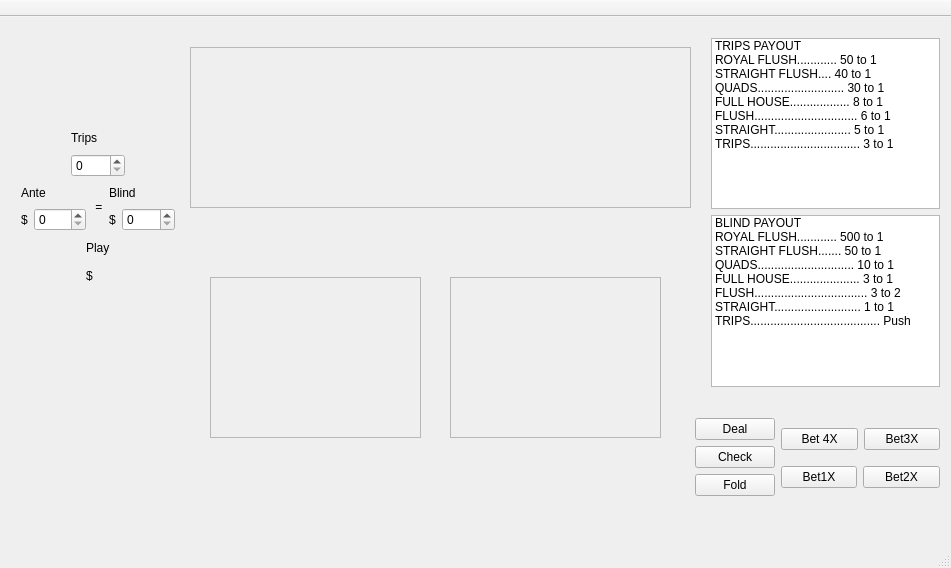
The window that forms/ultimatetexasholdem.ui (Math3808Team/UltimateTexasHoldem) describes before a commit, drawn with Qt 5.
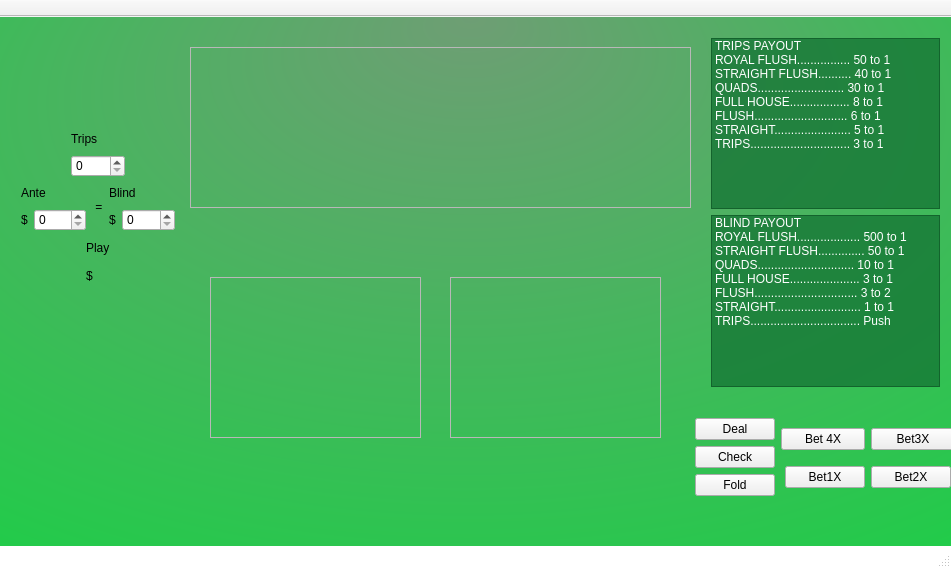
The same window after the commit.

Diff of the .ui file:
```diff
--- a/forms/ultimatetexasholdem.ui
+++ b/forms/ultimatetexasholdem.ui
@@ -13,6 +13,32 @@
   <property name="windowTitle">
    <string>UltimateTexasHoldem</string>
   </property>
+  <property name="styleSheet">
+   <string notr="true">QMainWindow#UltimateTexasHoldem {
+	
+	background-color: white
+}
+
+QWidget#centralWidget {
+	
+	background-color: qradialgradient(spread:pad, cx:0.489592, cy:0.449, radius:1.23, fx:0.494796, fy:0, stop:0 rgba(110, 158, 116, 255), stop:1 rgba(0, 223, 55, 255));
+}
+
+QListWidget#AntePayouts {
+	background-color: rgba(19, 114, 51, 190);
+	font: 75 10pt &quot;URW Bookman L&quot;;
+	color: white;
+}
+
+QListWidget#BlindPayouts {
+	background-color: rgba(19, 114, 51, 190);
+	font: 75 10pt &quot;URW Bookman L&quot;;
+	color: white;
+}
+
+
+</string>
+  </property>
   <widget class="QWidget" name="centralWidget">
    <widget class="QWidget" name="layoutWidget_4">
     <property name="geometry">
@@ -23,7 +49,7 @@
       <height>22</height>
      </rect>
     </property>
-    <layout class="QHBoxLayout" name="horizontalLayout_11">
+    <layout class="QHBoxLayout" name="Dealer">
      <item>
       <spacer name="horizontalSpacer_15">
        <property name="orientation">
@@ -68,7 +94,7 @@
       <height>22</height>
      </rect>
     </property>
-    <layout class="QHBoxLayout" name="horizontalLayout_15">
+    <layout class="QHBoxLayout" name="Player">
      <item>
       <spacer name="horizontalSpacer_19">
        <property name="orientation">
@@ -113,12 +139,12 @@
       <height>19</height>
      </rect>
     </property>
-    <layout class="QHBoxLayout" name="horizontalLayout_2">
+    <layout class="QHBoxLayout" name="Money">
      <property name="rightMargin">
       <number>5</number>
      </property>
      <item>
-      <widget class="QLabel" name="label_6">
+      <widget class="QLabel" name="MoneyLabel">
        <property name="text">
         <string>Money:  $</string>
        </property>
@@ -144,7 +170,7 @@
     </property>
     <layout class="QVBoxLayout" name="verticalLayout_5">
      <item>
-      <widget class="QListWidget" name="listWidget">
+      <widget class="QListWidget" name="AntePayouts">
        <item>
         <property name="text">
          <string>TRIPS PAYOUT</string>
@@ -152,12 +178,12 @@
        </item>
        <item>
         <property name="text">
-         <string>ROYAL FLUSH............ 50 to 1</string>
+         <string>ROYAL FLUSH................ 50 to 1</string>
         </property>
        </item>
        <item>
         <property name="text">
-         <string>STRAIGHT FLUSH.... 40 to 1</string>
+         <string>STRAIGHT FLUSH.......... 40 to 1</string>
         </property>
        </item>
        <item>
@@ -172,7 +198,7 @@
        </item>
        <item>
         <property name="text">
-         <string>FLUSH............................... 6 to 1</string>
+         <string>FLUSH............................ 6 to 1</string>
         </property>
        </item>
        <item>
@@ -182,13 +208,13 @@
        </item>
        <item>
         <property name="text">
-         <string>TRIPS................................. 3 to 1</string>
+         <string>TRIPS.............................. 3 to 1</string>
         </property>
        </item>
       </widget>
      </item>
      <item>
-      <widget class="QListWidget" name="listWidget_3">
+      <widget class="QListWidget" name="BlindPayouts">
        <item>
         <property name="text">
          <string>BLIND PAYOUT</string>
@@ -196,12 +222,12 @@
        </item>
        <item>
         <property name="text">
-         <string>ROYAL FLUSH............ 500 to 1</string>
+         <string>ROYAL FLUSH................... 500 to 1</string>
         </property>
        </item>
        <item>
         <property name="text">
-         <string>STRAIGHT FLUSH....... 50 to 1</string>
+         <string>STRAIGHT FLUSH.............. 50 to 1</string>
         </property>
        </item>
        <item>
@@ -216,7 +242,7 @@
        </item>
        <item>
         <property name="text">
-         <string>FLUSH.................................. 3 to 2</string>
+         <string>FLUSH............................... 3 to 2</string>
         </property>
        </item>
        <item>
@@ -226,7 +252,7 @@
        </item>
        <item>
         <property name="text">
-         <string>TRIPS....................................... Push</string>
+         <string>TRIPS................................. Push</string>
         </property>
        </item>
       </widget>
@@ -238,11 +264,11 @@
      <rect>
       <x>684</x>
       <y>390</y>
-      <width>261</width>
+      <width>276</width>
       <height>102</height>
      </rect>
     </property>
-    <layout class="QHBoxLayout" name="horizontalLayout_6">
+    <layout class="QHBoxLayout" name="Buttons">
      <property name="rightMargin">
       <number>5</number>
      </property>
@@ -354,7 +380,7 @@
       <height>180</height>
      </rect>
     </property>
-    <layout class="QVBoxLayout" name="verticalLayout_8">
+    <layout class="QVBoxLayout" name="Bets">
      <item>
       <layout class="QHBoxLayout" name="horizontalLayout_7">
        <item>
@@ -566,7 +592,7 @@
       <height>22</height>
      </rect>
     </property>
-    <layout class="QHBoxLayout" name="horizontalLayout_9">
+    <layout class="QHBoxLayout" name="Community">
      <item>
       <spacer name="horizontalSpacer_11">
        <property name="orientation">
@@ -611,7 +637,7 @@
       <height>22</height>
      </rect>
     </property>
-    <layout class="QHBoxLayout" name="horizontalLayout_12">
+    <layout class="QHBoxLayout" name="Message">
      <item>
       <spacer name="horizontalSpacer">
        <property name="orientation">
@@ -627,6 +653,11 @@
      </item>
      <item>
       <widget class="QLabel" name="label">
+       <property name="font">
+        <font>
+         <family>URW Bookman L</family>
+        </font>
+       </property>
        <property name="text">
         <string>Ante pushes if dealerhas less than a pair</string>
        </property>
```
